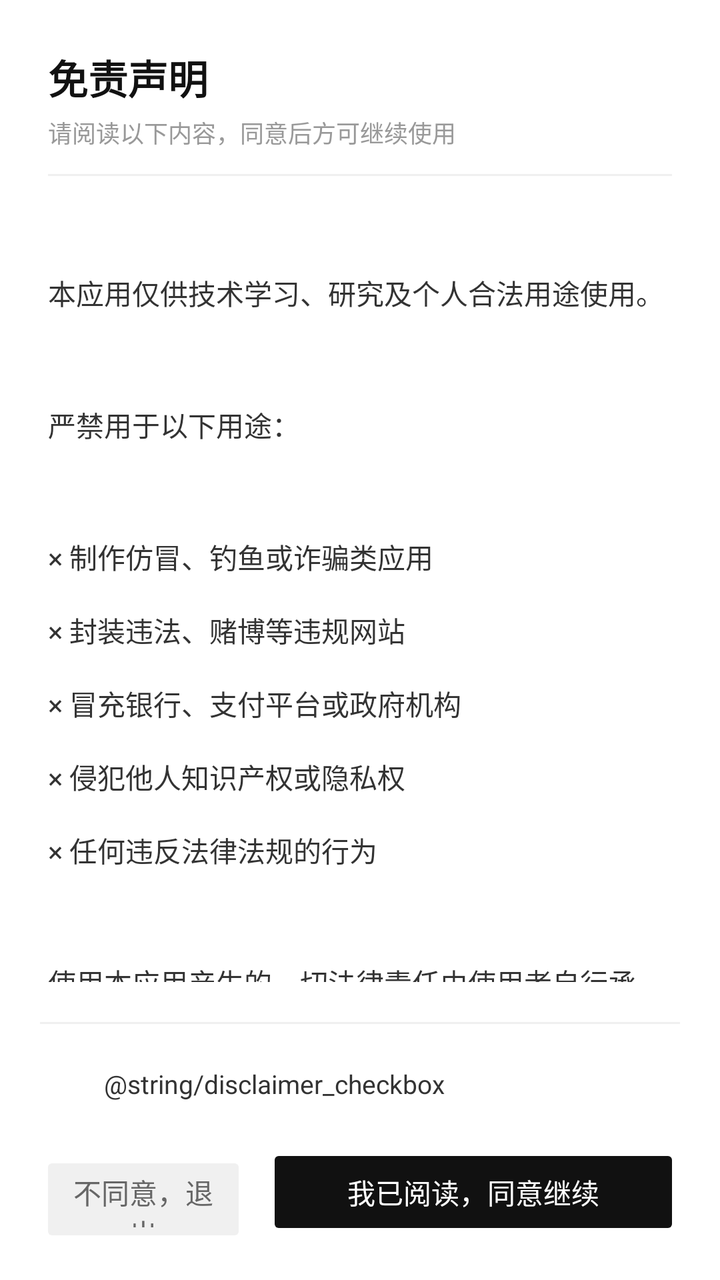
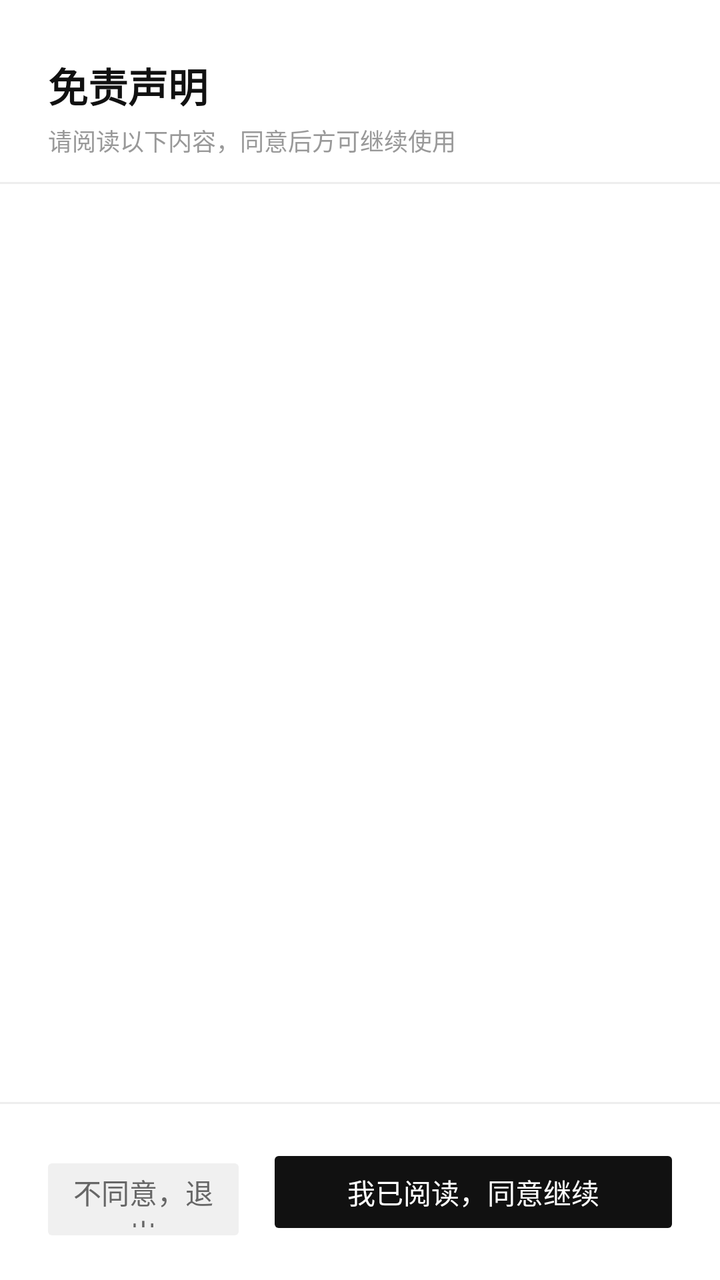

Two renders of the same Android screen: before a commit and after it. Below are the layout's source before the change and the commit's diff.
<!-- AndroidManifest.xml: application theme AppTheme -->
<!-- res/layout/activity_disclaimer.xml -->
<?xml version="1.0" encoding="utf-8"?>
<LinearLayout xmlns:android="http://schemas.android.com/apk/res/android"
    android:layout_width="match_parent"
    android:layout_height="match_parent"
    android:orientation="vertical"
    android:background="#FFFFFF">

    
    <LinearLayout
        android:layout_width="match_parent"
        android:layout_height="wrap_content"
        android:orientation="vertical"
        android:padding="24dp"
        android:paddingBottom="0dp">

        <TextView
            android:layout_width="match_parent"
            android:layout_height="wrap_content"
            android:text="@string/disclaimer_title"
            android:textSize="20sp"
            android:textStyle="bold"
            android:textColor="#111111"
            android:layout_marginBottom="4dp"/>

        <TextView
            android:layout_width="match_parent"
            android:layout_height="wrap_content"
            android:text="@string/disclaimer_subtitle"
            android:textSize="12sp"
            android:textColor="#999999"
            android:layout_marginBottom="12dp"/>

        <View
            android:layout_width="match_parent"
            android:layout_height="1dp"
            android:background="#F0F0F0"/>
    </LinearLayout>

    
    <ScrollView
        android:layout_width="match_parent"
        android:layout_height="0dp"
        android:layout_weight="1"
        android:fadeScrollbars="false">

        <TextView
            android:id="@+id/tvDisclaimerBody"
            android:layout_width="match_parent"
            android:layout_height="wrap_content"
            android:textSize="14sp"
            android:textColor="#333333"
            android:lineSpacingMultiplier="1.8"
            android:padding="24dp"
            android:text="@string/disclaimer_body"/>
    </ScrollView>

    
    <LinearLayout
        android:layout_width="match_parent"
        android:layout_height="wrap_content"
        android:orientation="vertical"
        android:padding="20dp"
        android:paddingTop="12dp">

        <View
            android:layout_width="match_parent"
            android:layout_height="1dp"
            android:background="#F0F0F0"
            android:layout_marginBottom="14dp"/>

        <CheckBox
            android:id="@+id/cbRemember"
            android:layout_width="match_parent"
            android:layout_height="wrap_content"
            android:text="@string/disclaimer_checkbox"
            android:textSize="13sp"
            android:textColor="#333333"
            android:layout_marginBottom="14dp"/>

        <LinearLayout
            android:layout_width="match_parent"
            android:layout_height="wrap_content"
            android:orientation="horizontal">

            <Button
                android:id="@+id/btnDecline"
                android:layout_width="0dp"
                android:layout_height="48dp"
                android:layout_weight="1"
                android:text="@string/disclaimer_decline"
                android:textSize="14sp"
                android:backgroundTint="#F0F0F0"
                android:textColor="#666666"
                android:layout_marginEnd="10dp"
                android:stateListAnimator="@null"/>

            <Button
                android:id="@+id/btnAccept"
                android:layout_width="0dp"
                android:layout_height="48dp"
                android:layout_weight="2"
                android:text="@string/disclaimer_accept"
                android:textSize="14sp"
                android:backgroundTint="#111111"
                android:textColor="#FFFFFF"
                android:stateListAnimator="@null"/>
        </LinearLayout>
    </LinearLayout>

</LinearLayout>
<!-- resources referenced by this layout -->
<resources>
  <string name="disclaimer_accept">我已阅读，同意继续</string>
  <string name="disclaimer_body">本应用仅供技术学习、研究及个人合法用途使用。\n\n严禁用于以下用途：\n\n× 制作仿冒、钓鱼或诈骗类应用\n× 封装违法、赌博等违规网站\n× 冒充银行、支付平台或政府机构\n× 侵犯他人知识产权或隐私权\n× 任何违反法律法规的行为\n\n使用本应用产生的一切法律责任由使用者自行承担，开发者不承担连带责任。\n\n警示：网络并非法外之地，利用技术工具实施诈骗属于刑事犯罪，将面临刑事追诉。</string>
  <string name="disclaimer_decline">不同意，退出</string>
  <string name="disclaimer_subtitle">请阅读以下内容，同意后方可继续使用</string>
  <string name="disclaimer_title">免责声明</string>
  <style name="AppTheme" parent="Theme.AppCompat.NoActionBar">
          <item name="android:windowBackground">@android:color/white</item>
          <item name="android:statusBarColor">@android:color/transparent</item>
          <item name="android:navigationBarColor">@android:color/transparent</item>
          <item name="android:windowDrawsSystemBarBackgrounds">true</item>
          <item name="android:windowLayoutInDisplayCutoutMode">shortEdges</item>
      </style>
</resources>

<!-- the commit's change to res/layout/activity_disclaimer.xml (unified diff, before → after) -->
@@ -10,8 +10,10 @@
         android:layout_width="match_parent"
         android:layout_height="wrap_content"
         android:orientation="vertical"
-        android:padding="24dp"
-        android:paddingBottom="0dp">
+        android:paddingLeft="24dp"
+        android:paddingRight="24dp"
+        android:paddingTop="28dp"
+        android:paddingBottom="12dp">
 
         <TextView
             android:layout_width="match_parent"
@@ -27,21 +29,19 @@
             android:layout_height="wrap_content"
             android:text="@string/disclaimer_subtitle"
             android:textSize="12sp"
-            android:textColor="#999999"
-            android:layout_marginBottom="12dp"/>
+            android:textColor="#999999"/>
+    </LinearLayout>
 
-        <View
-            android:layout_width="match_parent"
-            android:layout_height="1dp"
-            android:background="#F0F0F0"/>
-    </LinearLayout>
+    <View
+        android:layout_width="match_parent"
+        android:layout_height="1dp"
+        android:background="#EEEEEE"/>
 
     
     <ScrollView
         android:layout_width="match_parent"
         android:layout_height="0dp"
-        android:layout_weight="1"
-        android:fadeScrollbars="false">
+        android:layout_weight="1">
 
         <TextView
             android:id="@+id/tvDisclaimerBody"
@@ -49,62 +49,44 @@
             android:layout_height="wrap_content"
             android:textSize="14sp"
             android:textColor="#333333"
-            android:lineSpacingMultiplier="1.8"
-            android:padding="24dp"
-            android:text="@string/disclaimer_body"/>
+            android:lineSpacingMultiplier="1.7"
+            android:padding="24dp"/>
     </ScrollView>
+
+    <View
+        android:layout_width="match_parent"
+        android:layout_height="1dp"
+        android:background="#EEEEEE"/>
 
     
     <LinearLayout
         android:layout_width="match_parent"
         android:layout_height="wrap_content"
-        android:orientation="vertical"
-        android:padding="20dp"
-        android:paddingTop="12dp">
+        android:orientation="horizontal"
+        android:padding="20dp">
 
-        <View
-            android:layout_width="match_parent"
-            android:layout_height="1dp"
-            android:background="#F0F0F0"
-            android:layout_marginBottom="14dp"/>
+        <Button
+            android:id="@+id/btnDecline"
+            android:layout_width="0dp"
+            android:layout_height="48dp"
+            android:layout_weight="1"
+            android:text="@string/disclaimer_decline"
+            android:textSize="14sp"
+            android:backgroundTint="#F0F0F0"
+            android:textColor="#666666"
+            android:layout_marginEnd="10dp"
+            android:stateListAnimator="@null"/>
 
-        <CheckBox
-            android:id="@+id/cbRemember"
-            android:layout_width="match_parent"
-            android:layout_height="wrap_content"
-            android:text="@string/disclaimer_checkbox"
-            android:textSize="13sp"
-            android:textColor="#333333"
-            android:layout_marginBottom="14dp"/>
-
-        <LinearLayout
-            android:layout_width="match_parent"
-            android:layout_height="wrap_content"
-            android:orientation="horizontal">
-
-            <Button
-                android:id="@+id/btnDecline"
-                android:layout_width="0dp"
-                android:layout_height="48dp"
-                android:layout_weight="1"
-                android:text="@string/disclaimer_decline"
-                android:textSize="14sp"
-                android:backgroundTint="#F0F0F0"
-                android:textColor="#666666"
-                android:layout_marginEnd="10dp"
-                android:stateListAnimator="@null"/>
-
-            <Button
-                android:id="@+id/btnAccept"
-                android:layout_width="0dp"
-                android:layout_height="48dp"
-                android:layout_weight="2"
-                android:text="@string/disclaimer_accept"
-                android:textSize="14sp"
-                android:backgroundTint="#111111"
-                android:textColor="#FFFFFF"
-                android:stateListAnimator="@null"/>
-        </LinearLayout>
+        <Button
+            android:id="@+id/btnAccept"
+            android:layout_width="0dp"
+            android:layout_height="48dp"
+            android:layout_weight="2"
+            android:text="@string/disclaimer_accept"
+            android:textSize="14sp"
+            android:backgroundTint="#111111"
+            android:textColor="#FFFFFF"
+            android:stateListAnimator="@null"/>
     </LinearLayout>
 
 </LinearLayout>
<!-- resource entries referenced after the edit -->
@@ -1,7 +1,6 @@
 <!-- resources referenced by this layout -->
 <resources>
   <string name="disclaimer_accept">我已阅读，同意继续</string>
-  <string name="disclaimer_body">本应用仅供技术学习、研究及个人合法用途使用。\n\n严禁用于以下用途：\n\n× 制作仿冒、钓鱼或诈骗类应用\n× 封装违法、赌博等违规网站\n× 冒充银行、支付平台或政府机构\n× 侵犯他人知识产权或隐私权\n× 任何违反法律法规的行为\n\n使用本应用产生的一切法律责任由使用者自行承担，开发者不承担连带责任。\n\n警示：网络并非法外之地，利用技术工具实施诈骗属于刑事犯罪，将面临刑事追诉。</string>
   <string name="disclaimer_decline">不同意，退出</string>
   <string name="disclaimer_subtitle">请阅读以下内容，同意后方可继续使用</string>
   <string name="disclaimer_title">免责声明</string>
